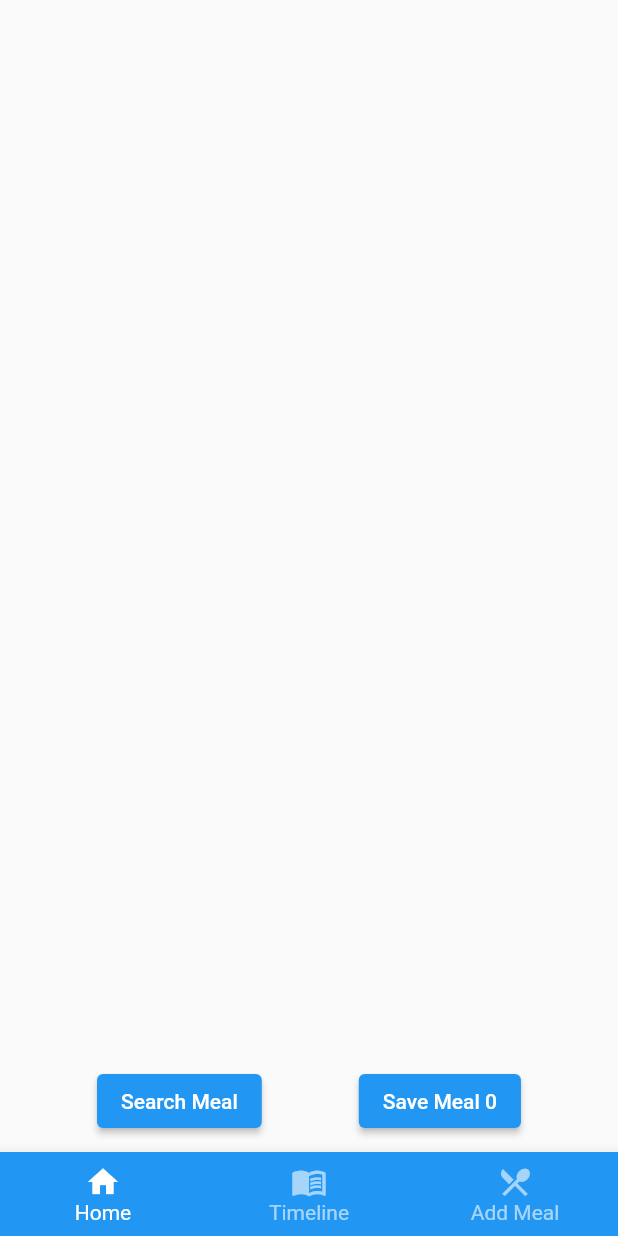
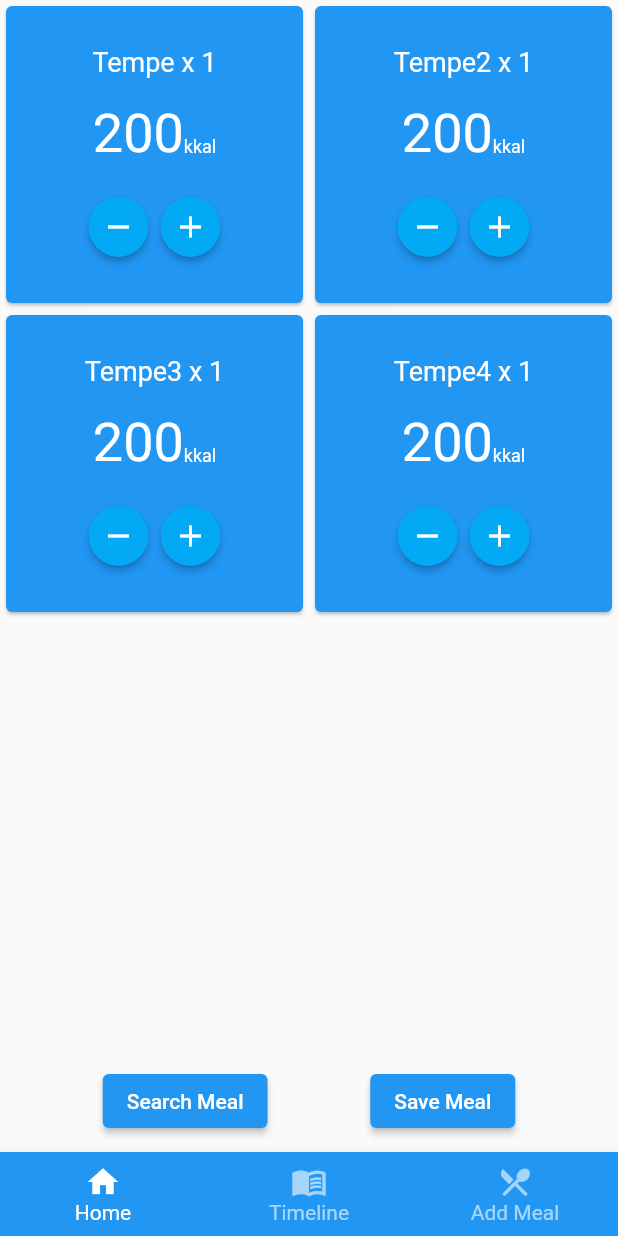
Before and after one commit to mandaputtra/caloria, a Flutter app: the InsertMealScreen screen opened by its route, on a phone screen of 412 x 824 dp. Run offline on Flutter 3.47's test engine with Material 2 defaults, Android fonts, the phone set to English and light mode, and no system bars; our stand-ins replace get, timelines.

Commit message:
feat: meal list name

```diff
--- a/lib/constants.dart
+++ b/lib/constants.dart
@@ -3,5 +3,8 @@ import 'package:flutter/material.dart';
 const kCardTitleStyle = TextStyle(color: Colors.white, fontSize: 18);
 const kCardSubTitleStyle = TextStyle(color: Colors.white, fontSize: 16);
 
+const kMealCardCalories = TextStyle(color: Colors.white, fontSize: 36);
+const kMealCardKkal = TextStyle(color: Colors.white, fontSize: 12);
+
 const kHomeCardTitle = TextStyle(color: Colors.white, fontSize: 16);
 const kHomeCardSubTitle = TextStyle(color: Colors.white, fontSize: 16);
--- a/lib/controllers/insert_meal.dart
+++ b/lib/controllers/insert_meal.dart
@@ -15,12 +15,13 @@ class Meal {
 }
 
 class InsertMealState extends GetxController {
-  RxList<dynamic> meals = [].obs;
+  var meals = [].obs;
 
   addMeal(Meal meal) {
     if (!meals.contains(meal)) {
       meals.add(meal);
     }
+    meals.refresh();
   }
 
   removeMeal(Meal meal) {
--- a/lib/main.dart
+++ b/lib/main.dart
@@ -1,4 +1,3 @@
-import 'package:caloria/controllers/insert_meal.dart';
 import 'package:caloria/screens/home.dart';
 import 'package:caloria/screens/insert_meal.dart';
 import 'package:caloria/screens/timeline.dart';
@@ -16,7 +15,6 @@ class MyApp extends StatelessWidget {
 
   // Register navigation state
   final NavigationState navigation = Get.put(NavigationState());
-  final InsertMealState insertMealState = Get.put(InsertMealState());
 
   @override
   Widget build(BuildContext context) {
--- a/lib/screens/insert_meal.dart
+++ b/lib/screens/insert_meal.dart
@@ -1,8 +1,10 @@
 import 'package:caloria/constants.dart';
 import 'package:caloria/controllers/insert_meal.dart';
 import 'package:caloria/widgets/bottom_navigation.dart';
+import 'package:caloria/widgets/button.dart';
 import 'package:caloria/widgets/meal_explorer.dart';
 import 'package:flutter/material.dart';
+import 'package:get/get_state_manager/get_state_manager.dart';
 import 'package:get/instance_manager.dart';
 
 // ignore: use_key_in_widget_constructors
@@ -14,7 +16,16 @@ class InsertMealScreen extends StatefulWidget {
 class _InsertMealScreenState extends State<InsertMealScreen> {
   TextEditingController textController = TextEditingController(text: '');
 
-  InsertMealState mealState = Get.find();
+  final InsertMealState mealState = Get.put(InsertMealState());
+
+  @override
+  void initState() {
+    mealState.addMeal(Meal(title: 'Tempe', count: 1, calories: 200));
+    mealState.addMeal(Meal(title: 'Tempe2', count: 1, calories: 200));
+    mealState.addMeal(Meal(title: 'Tempe3', count: 1, calories: 200));
+    mealState.addMeal(Meal(title: 'Tempe4', count: 1, calories: 200));
+    super.initState();
+  }
 
   @override
   Widget build(BuildContext context) {
@@ -25,28 +36,60 @@ class _InsertMealScreenState extends State<InsertMealScreen> {
           crossAxisAlignment: CrossAxisAlignment.stretch,
           children: <Widget>[
             Expanded(
-              child: ListView.builder(
+              child: Obx(
+                () => GridView.builder(
                   itemCount: mealState.meals.length,
+                  gridDelegate: const SliverGridDelegateWithFixedCrossAxisCount(
+                    childAspectRatio: 1,
+                    crossAxisCount: 2,
+                  ),
                   itemBuilder: (context, index) {
                     var meal = mealState.meals[index] as Meal;
                     return Card(
+                      color: Colors.blue,
+                      child: Padding(
+                        padding: const EdgeInsets.all(10),
                         child: Column(
+                          mainAxisAlignment: MainAxisAlignment.spaceEvenly,
                           children: <Widget>[
-                        ListTile(
-                          title: Text(
-                            meal.title,
+                            Text(
+                              '${meal.title} x ${meal.count}',
                               style: kCardTitleStyle,
                             ),
-                          subtitle: Text(
-                            meal.calories.toString(),
-                            style: kCardSubTitleStyle,
+                            Row(
+                              mainAxisAlignment: MainAxisAlignment.center,
+                              crossAxisAlignment: CrossAxisAlignment.baseline,
+                              textBaseline: TextBaseline.alphabetic,
+                              children: <Widget>[
+                                Text(
+                                  '${meal.calories}',
+                                  style: kMealCardCalories,
                                 ),
+                                const Text(
+                                  'kkal',
+                                  style: kMealCardKkal,
+                                ),
+                              ],
+                            ),
+                            Row(
+                              mainAxisAlignment: MainAxisAlignment.center,
+                              children: <Widget>[
+                                RoundIconButton(
+                                  icon: Icons.remove,
+                                  onPressed: () {},
+                                ),
+                                RoundIconButton(
+                                  icon: Icons.add,
+                                  onPressed: () {},
+                                )
+                              ],
                             )
                           ],
                         ),
-                    color: Colors.blue,
+                      ),
                     );
                   },
+                ),
               ),
             ),
             const SizedBox(
@@ -68,7 +111,7 @@ class _InsertMealScreenState extends State<InsertMealScreen> {
                 ),
                 ElevatedButton(
                   onPressed: () {},
-                  child: Text('Save Meal ${mealState.meals.length}'),
+                  child: const Text('Save Meal'),
                 ),
               ],
             ),
--- /dev/null
+++ b/lib/widgets/button.dart
@@ -0,0 +1,23 @@
+import 'package:flutter/material.dart';
+
+class RoundIconButton extends StatelessWidget {
+  // ignore: use_key_in_widget_constructors
+  const RoundIconButton({required this.icon, required this.onPressed});
+
+  final IconData icon;
+  final VoidCallback onPressed;
+
+  @override
+  Widget build(BuildContext context) {
+    return RawMaterialButton(
+      child: Icon(
+        icon,
+        color: Colors.white,
+      ),
+      onPressed: onPressed,
+      shape: const CircleBorder(),
+      fillColor: Colors.lightBlue,
+      constraints: const BoxConstraints.tightFor(width: 40, height: 40),
+    );
+  }
+}
--- a/lib/widgets/meal_explorer.dart
+++ b/lib/widgets/meal_explorer.dart
@@ -37,7 +37,7 @@ class _MealExplolerState extends State<MealExploler> {
               children: <Widget>[
                 ElevatedButton(
                   onPressed: () {
-                    var meal = Meal(title: title, count: 0, calories: calorie);
+                    var meal = Meal(title: title, count: 1, calories: calorie);
                     mealState.addMeal(meal);
                     Navigator.of(context).pop();
                   },
```
Lines whose indentation alone changed are shown as unchanged.
